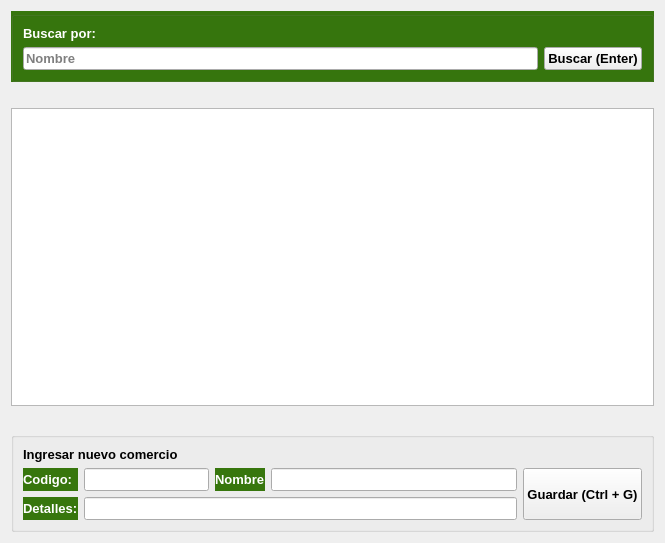
Qt form gui/listas/listaProveedores.ui (shae-ra/sindicato) before a commit.
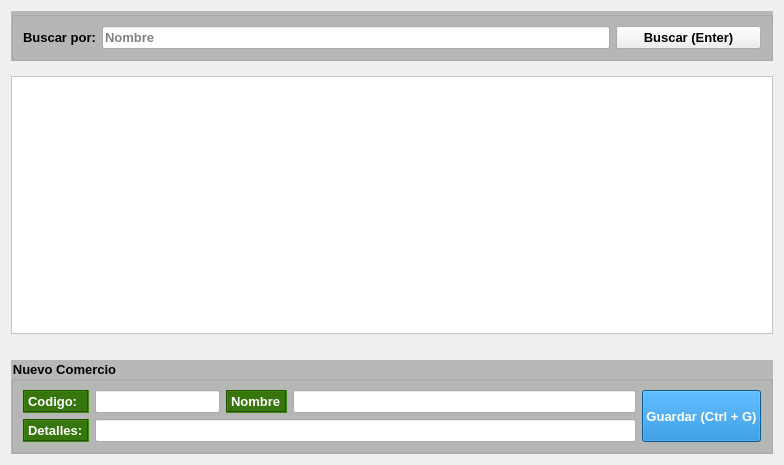
The same form after that commit. Icons and pictures are not drawn.

What changed in the file:
```diff
--- a/gui/listas/listaProveedores.ui
+++ b/gui/listas/listaProveedores.ui
@@ -6,8 +6,8 @@
    <rect>
     <x>0</x>
     <y>0</y>
-    <width>665</width>
-    <height>543</height>
+    <width>784</width>
+    <height>465</height>
    </rect>
   </property>
   <property name="windowTitle">
@@ -15,7 +15,7 @@
   </property>
   <layout class="QGridLayout" name="gridLayout_5">
    <item row="0" column="0">
-    <layout class="QGridLayout" name="gridLayout_2" rowstretch="5,5,80,0,5,0">
+    <layout class="QGridLayout" name="gridLayout_2" rowstretch="0,0,90,0,5,0">
      <item row="0" column="0" colspan="2">
       <widget class="QGroupBox" name="groupBox_2">
        <property name="font">
@@ -28,45 +28,18 @@
        </property>
        <property name="styleSheet">
         <string notr="true">#groupBox_2{
-background-color:#37760D;
+background-color:#B7B9B7;
 color: #FFFFFF;
 }</string>
        </property>
        <property name="title">
         <string/>
        </property>
-       <layout class="QGridLayout" name="gridLayout_3" columnstretch="90,10">
-        <item row="1" column="0">
-         <widget class="QLineEdit" name="ln_buscar">
-          <property name="sizePolicy">
-           <sizepolicy hsizetype="Expanding" vsizetype="Expanding">
-            <horstretch>0</horstretch>
-            <verstretch>0</verstretch>
-           </sizepolicy>
-          </property>
-          <property name="font">
-           <font>
-            <family>MS Shell Dlg 2</family>
-            <pointsize>10</pointsize>
-            <weight>75</weight>
-            <bold>true</bold>
-           </font>
-          </property>
-          <property name="mouseTracking">
-           <bool>false</bool>
-          </property>
-          <property name="text">
-           <string/>
-          </property>
-          <property name="frame">
-           <bool>true</bool>
-          </property>
-          <property name="placeholderText">
-           <string>Nombre</string>
-          </property>
-         </widget>
-        </item>
-        <item row="1" column="1">
+       <property name="flat">
+        <bool>false</bool>
+       </property>
+       <layout class="QGridLayout" name="gridLayout_3" columnstretch="10,70,20">
+        <item row="0" column="2" rowspan="2">
          <widget class="QPushButton" name="btn_buscar">
           <property name="sizePolicy">
            <sizepolicy hsizetype="Expanding" vsizetype="Expanding">
@@ -100,7 +73,37 @@
           </property>
          </widget>
         </item>
-        <item row="0" column="0" colspan="2">
+        <item row="0" column="1" rowspan="2">
+         <widget class="QLineEdit" name="ln_buscar">
+          <property name="sizePolicy">
+           <sizepolicy hsizetype="Expanding" vsizetype="Expanding">
+            <horstretch>0</horstretch>
+            <verstretch>0</verstretch>
+           </sizepolicy>
+          </property>
+          <property name="font">
+           <font>
+            <family>MS Shell Dlg 2</family>
+            <pointsize>10</pointsize>
+            <weight>75</weight>
+            <bold>true</bold>
+           </font>
+          </property>
+          <property name="mouseTracking">
+           <bool>false</bool>
+          </property>
+          <property name="text">
+           <string/>
+          </property>
+          <property name="frame">
+           <bool>true</bool>
+          </property>
+          <property name="placeholderText">
+           <string>Nombre</string>
+          </property>
+         </widget>
+        </item>
+        <item row="0" column="0" rowspan="2">
          <widget class="QLabel" name="label_2">
           <property name="font">
            <font>
@@ -111,9 +114,7 @@
            </font>
           </property>
           <property name="styleSheet">
-           <string notr="true">#label_2{
-color: #FFFFFF;
-}</string>
+           <string notr="true"/>
           </property>
           <property name="text">
            <string>Buscar por:</string>
@@ -139,7 +140,7 @@
        <property name="sizeHint" stdset="0">
         <size>
          <width>40</width>
-         <height>20</height>
+         <height>9</height>
         </size>
        </property>
       </spacer>
@@ -167,6 +168,421 @@
      </item>
      <item row="2" column="0" colspan="2">
       <widget class="QTableView" name="tbl_articulos">
+       <property name="palette">
+        <palette>
+         <active>
+          <colorrole role="WindowText">
+           <brush brushstyle="SolidPattern">
+            <color alpha="255">
+             <red>0</red>
+             <green>0</green>
+             <blue>0</blue>
+            </color>
+           </brush>
+          </colorrole>
+          <colorrole role="Button">
+           <brush brushstyle="SolidPattern">
+            <color alpha="255">
+             <red>255</red>
+             <green>255</green>
+             <blue>255</blue>
+            </color>
+           </brush>
+          </colorrole>
+          <colorrole role="Light">
+           <brush brushstyle="SolidPattern">
+            <color alpha="255">
+             <red>255</red>
+             <green>255</green>
+             <blue>255</blue>
+            </color>
+           </brush>
+          </colorrole>
+          <colorrole role="Midlight">
+           <brush brushstyle="SolidPattern">
+            <color alpha="255">
+             <red>255</red>
+             <green>255</green>
+             <blue>255</blue>
+            </color>
+           </brush>
+          </colorrole>
+          <colorrole role="Dark">
+           <brush brushstyle="SolidPattern">
+            <color alpha="255">
+             <red>127</red>
+             <green>127</green>
+             <blue>127</blue>
+            </color>
+           </brush>
+          </colorrole>
+          <colorrole role="Mid">
+           <brush brushstyle="SolidPattern">
+            <color alpha="255">
+             <red>170</red>
+             <green>170</green>
+             <blue>170</blue>
+            </color>
+           </brush>
+          </colorrole>
+          <colorrole role="Text">
+           <brush brushstyle="SolidPattern">
+            <color alpha="255">
+             <red>0</red>
+             <green>0</green>
+             <blue>0</blue>
+            </color>
+           </brush>
+          </colorrole>
+          <colorrole role="BrightText">
+           <brush brushstyle="SolidPattern">
+            <color alpha="255">
+             <red>255</red>
+             <green>255</green>
+             <blue>255</blue>
+            </color>
+           </brush>
+          </colorrole>
+          <colorrole role="ButtonText">
+           <brush brushstyle="SolidPattern">
+            <color alpha="255">
+             <red>0</red>
+             <green>0</green>
+             <blue>0</blue>
+            </color>
+           </brush>
+          </colorrole>
+          <colorrole role="Base">
+           <brush brushstyle="SolidPattern">
+            <color alpha="255">
+             <red>255</red>
+             <green>255</green>
+             <blue>255</blue>
+            </color>
+           </brush>
+          </colorrole>
+          <colorrole role="Window">
+           <brush brushstyle="SolidPattern">
+            <color alpha="255">
+             <red>255</red>
+             <green>255</green>
+             <blue>255</blue>
+            </color>
+           </brush>
+          </colorrole>
+          <colorrole role="Shadow">
+           <brush brushstyle="SolidPattern">
+            <color alpha="255">
+             <red>0</red>
+             <green>0</green>
+             <blue>0</blue>
+            </color>
+           </brush>
+          </colorrole>
+          <colorrole role="AlternateBase">
+           <brush brushstyle="SolidPattern">
+            <color alpha="255">
+             <red>255</red>
+             <green>255</green>
+             <blue>255</blue>
+            </color>
+           </brush>
+          </colorrole>
+          <colorrole role="ToolTipBase">
+           <brush brushstyle="SolidPattern">
+            <color alpha="255">
+             <red>255</red>
+             <green>255</green>
+             <blue>220</blue>
+            </color>
+           </brush>
+          </colorrole>
+          <colorrole role="ToolTipText">
+           <brush brushstyle="SolidPattern">
+            <color alpha="255">
+             <red>0</red>
+             <green>0</green>
+             <blue>0</blue>
+            </color>
+           </brush>
+          </colorrole>
+         </active>
+         <inactive>
+          <colorrole role="WindowText">
+           <brush brushstyle="SolidPattern">
+            <color alpha="255">
+             <red>0</red>
+             <green>0</green>
+             <blue>0</blue>
+            </color>
+           </brush>
+          </colorrole>
+          <colorrole role="Button">
+           <brush brushstyle="SolidPattern">
+            <color alpha="255">
+             <red>255</red>
+             <green>255</green>
+             <blue>255</blue>
+            </color>
+           </brush>
+          </colorrole>
+          <colorrole role="Light">
+           <brush brushstyle="SolidPattern">
+            <color alpha="255">
+             <red>255</red>
+             <green>255</green>
+             <blue>255</blue>
+            </color>
+           </brush>
+          </colorrole>
+          <colorrole role="Midlight">
+           <brush brushstyle="SolidPattern">
+            <color alpha="255">
+             <red>255</red>
+             <green>255</green>
+             <blue>255</blue>
+            </color>
+           </brush>
+          </colorrole>
+          <colorrole role="Dark">
+           <brush brushstyle="SolidPattern">
+            <color alpha="255">
+             <red>127</red>
+             <green>127</green>
+             <blue>127</blue>
+            </color>
+           </brush>
+          </colorrole>
+          <colorrole role="Mid">
+           <brush brushstyle="SolidPattern">
+            <color alpha="255">
+             <red>170</red>
+             <green>170</green>
+             <blue>170</blue>
+            </color>
+           </brush>
+          </colorrole>
+          <colorrole role="Text">
+           <brush brushstyle="SolidPattern">
+            <color alpha="255">
+             <red>0</red>
+             <green>0</green>
+             <blue>0</blue>
+            </color>
+           </brush>
+          </colorrole>
+          <colorrole role="BrightText">
+           <brush brushstyle="SolidPattern">
+            <color alpha="255">
+             <red>255</red>
+             <green>255</green>
+             <blue>255</blue>
+            </color>
+           </brush>
+          </colorrole>
+          <colorrole role="ButtonText">
+           <brush brushstyle="SolidPattern">
+            <color alpha="255">
+             <red>0</red>
+             <green>0</green>
+             <blue>0</blue>
+            </color>
+           </brush>
+          </colorrole>
+          <colorrole role="Base">
+           <brush brushstyle="SolidPattern">
+            <color alpha="255">
+             <red>255</red>
+             <green>255</green>
+             <blue>255</blue>
+            </color>
+           </brush>
+          </colorrole>
+          <colorrole role="Window">
+           <brush brushstyle="SolidPattern">
+            <color alpha="255">
+             <red>255</red>
+             <green>255</green>
+             <blue>255</blue>
+            </color>
+           </brush>
+          </colorrole>
+          <colorrole role="Shadow">
+           <brush brushstyle="SolidPattern">
+            <color alpha="255">
+             <red>0</red>
+             <green>0</green>
+             <blue>0</blue>
+            </color>
+           </brush>
+          </colorrole>
+          <colorrole role="AlternateBase">
+           <brush brushstyle="SolidPattern">
+            <color alpha="255">
+             <red>255</red>
+             <green>255</green>
+             <blue>255</blue>
+            </color>
+           </brush>
+          </colorrole>
+          <colorrole role="ToolTipBase">
+           <brush brushstyle="SolidPattern">
+            <color alpha="255">
+             <red>255</red>
+             <green>255</green>
+             <blue>220</blue>
+            </color>
+           </brush>
+          </colorrole>
+          <colorrole role="ToolTipText">
+           <brush brushstyle="SolidPattern">
+            <color alpha="255">
+             <red>0</red>
+             <green>0</green>
+             <blue>0</blue>
+            </color>
+           </brush>
+          </colorrole>
+         </inactive>
+         <disabled>
+          <colorrole role="WindowText">
+           <brush brushstyle="SolidPattern">
+            <color alpha="255">
+             <red>127</red>
+             <green>127</green>
+             <blue>127</blue>
+            </color>
+           </brush>
+          </colorrole>
+          <colorrole role="Button">
+           <brush brushstyle="SolidPattern">
+            <color alpha="255">
+             <red>255</red>
+             <green>255</green>
+             <blue>255</blue>
+            </color>
+           </brush>
+          </colorrole>
+          <colorrole role="Light">
+           <brush brushstyle="SolidPattern">
+            <color alpha="255">
+             <red>255</red>
+             <green>255</green>
+             <blue>255</blue>
+            </color>
+           </brush>
+          </colorrole>
+          <colorrole role="Midlight">
+           <brush brushstyle="SolidPattern">
+            <color alpha="255">
+             <red>255</red>
+             <green>255</green>
+             <blue>255</blue>
+            </color>
+           </brush>
+          </colorrole>
+          <colorrole role="Dark">
+           <brush brushstyle="SolidPattern">
+            <color alpha="255">
+             <red>127</red>
+             <green>127</green>
+             <blue>127</blue>
+            </color>
+           </brush>
+          </colorrole>
+          <colorrole role="Mid">
+           <brush brushstyle="SolidPattern">
+            <color alpha="255">
+             <red>170</red>
+             <green>170</green>
+             <blue>170</blue>
+            </color>
+           </brush>
+          </colorrole>
+          <colorrole role="Text">
+           <brush brushstyle="SolidPattern">
+            <color alpha="255">
+             <red>127</red>
+             <green>127</green>
+             <blue>127</blue>
+            </color>
+           </brush>
+          </colorrole>
+          <colorrole role="BrightText">
+           <brush brushstyle="SolidPattern">
+            <color alpha="255">
+             <red>255</red>
+             <green>255</green>
+             <blue>255</blue>
+            </color>
+           </brush>
+          </colorrole>
+          <colorrole role="ButtonText">
+           <brush brushstyle="SolidPattern">
+            <color alpha="255">
+             <red>127</red>
+             <green>127</green>
+             <blue>127</blue>
+            </color>
+           </brush>
+          </colorrole>
+          <colorrole role="Base">
+           <brush brushstyle="SolidPattern">
+            <color alpha="255">
+             <red>255</red>
+             <green>255</green>
+             <blue>255</blue>
+            </color>
+           </brush>
+          </colorrole>
+          <colorrole role="Window">
+           <brush brushstyle="SolidPattern">
+            <color alpha="255">
+             <red>255</red>
+             <green>255</green>
+             <blue>255</blue>
+            </color>
+           </brush>
+          </colorrole>
+          <colorrole role="Shadow">
+           <brush brushstyle="SolidPattern">
+            <color alpha="255">
+             <red>0</red>
+             <green>0</green>
+             <blue>0</blue>
+            </color>
+           </brush>
+          </colorrole>
+          <colorrole role="AlternateBase">
+           <brush brushstyle="SolidPattern">
+            <color alpha="255">
+             <red>255</red>
+             <green>255</green>
+             <blue>255</blue>
+            </color>
+           </brush>
+          </colorrole>
+          <colorrole role="ToolTipBase">
+           <brush brushstyle="SolidPattern">
+            <color alpha="255">
+             <red>255</red>
+             <green>255</green>
+             <blue>220</blue>
+            </color>
+           </brush>
+          </colorrole>
+          <colorrole role="ToolTipText">
+           <brush brushstyle="SolidPattern">
+            <color alpha="255">
+             <red>0</red>
+             <green>0</green>
+             <blue>0</blue>
+            </color>
+           </brush>
+          </colorrole>
+         </disabled>
+        </palette>
+       </property>
        <property name="font">
         <font>
          <family>MS Shell Dlg 2</family>
@@ -199,13 +615,45 @@
          <bold>true</bold>
         </font>
        </property>
+       <property name="styleSheet">
+        <string notr="true">#groupBox{
+background-color:#B7B9B7;
+}</string>
+       </property>
        <property name="title">
-        <string/>
+        <string>Nuevo Comercio</string>
+       </property>
+       <property name="flat">
+        <bool>true</bool>
        </property>
        <layout class="QGridLayout" name="gridLayout" columnstretch="90,10,0">
         <item row="0" column="0" colspan="3">
          <layout class="QGridLayout" name="gridLayout_4" columnstretch="0,0,0,0,0,0">
-          <item row="2" column="0">
+          <item row="1" column="1" colspan="4">
+           <widget class="QLineEdit" name="lineEdit_3">
+            <property name="font">
+             <font>
+              <family>MS Shell Dlg 2</family>
+              <pointsize>10</pointsize>
+              <weight>75</weight>
+              <bold>true</bold>
+             </font>
+            </property>
+           </widget>
+          </item>
+          <item row="0" column="4">
+           <widget class="QLineEdit" name="lineEdit_2">
+            <property name="font">
+             <font>
+              <family>MS Shell Dlg 2</family>
+              <pointsize>10</pointsize>
+              <weight>75</weight>
+              <bold>true</bold>
+             </font>
+            </property>
+           </widget>
+          </item>
+          <item row="1" column="0">
            <widget class="QLabel" name="label_5">
             <property name="font">
              <font>
@@ -221,36 +669,18 @@
 color: #FFFFFF;
 }</string>
             </property>
+            <property name="frameShape">
+             <enum>QFrame::Box</enum>
+            </property>
+            <property name="frameShadow">
+             <enum>QFrame::Sunken</enum>
+            </property>
             <property name="text">
              <string>Detalles:</string>
             </property>
            </widget>
           </item>
-          <item row="1" column="4">
-           <widget class="QLineEdit" name="lineEdit_2">
-            <property name="font">
-             <font>
-              <family>MS Shell Dlg 2</family>
-              <pointsize>10</pointsize>
-              <weight>75</weight>
-              <bold>true</bold>
-             </font>
-            </property>
-           </widget>
-          </item>
-          <item row="2" column="1" colspan="4">
-           <widget class="QLineEdit" name="lineEdit_3">
-            <property name="font">
-             <font>
-              <family>MS Shell Dlg 2</family>
-              <pointsize>10</pointsize>
-              <weight>75</weight>
-              <bold>true</bold>
-             </font>
-            </property>
-           </widget>
-          </item>
-          <item row="1" column="5" rowspan="2">
+          <item row="0" column="5" rowspan="2">
            <widget class="QPushButton" name="btn_nuevo">
             <property name="sizePolicy">
              <sizepolicy hsizetype="Fixed" vsizetype="Fixed">
@@ -273,7 +703,15 @@
              </font>
             </property>
             <property name="styleSheet">
-             <string notr="true"/>
+             <string notr="true">#btn_nuevo{
+background-color:#0A7DD0;
+color: #ffffff
+}
+
+#btn_nuevo:hover{
+background-color:#1067A5;
+}
+</string>
             </property>
             <property name="text">
              <string>Guardar (Ctrl + G)</string>
@@ -293,7 +731,7 @@
             </property>
            </widget>
           </item>
-          <item row="1" column="2" colspan="2">
+          <item row="0" column="2" colspan="2">
            <widget class="QLabel" name="label_4">
             <property name="font">
              <font>
@@ -309,12 +747,36 @@
 color: #FFFFFF;
 }</string>
             </property>
+            <property name="frameShape">
+             <enum>QFrame::Box</enum>
+            </property>
+            <property name="frameShadow">
+             <enum>QFrame::Sunken</enum>
+            </property>
             <property name="text">
              <string>Nombre</string>
             </property>
            </widget>
           </item>
-          <item row="1" column="0">
+          <item row="0" column="1">
+           <widget class="QLineEdit" name="lineEdit">
+            <property name="sizePolicy">
+             <sizepolicy hsizetype="Fixed" vsizetype="Fixed">
+              <horstretch>0</horstretch>
+              <verstretch>0</verstretch>
+             </sizepolicy>
+            </property>
+            <property name="font">
+             <font>
+              <family>MS Shell Dlg 2</family>
+              <pointsize>10</pointsize>
+              <weight>75</weight>
+              <bold>true</bold>
+             </font>
+            </property>
+           </widget>
+          </item>
+          <item row="0" column="0">
            <widget class="QLabel" name="label_3">
             <property name="font">
              <font>
@@ -330,36 +792,17 @@
 color: #FFFFFF;
 }</string>
             </property>
+            <property name="frameShape">
+             <enum>QFrame::Box</enum>
+            </property>
+            <property name="frameShadow">
+             <enum>QFrame::Sunken</enum>
+            </property>
             <property name="text">
              <string>Codigo:</string>
             </property>
            </widget>
           </item>
-          <item row="1" column="1">
-           <widget class="QLineEdit" name="lineEdit">
-            <property name="sizePolicy">
-             <sizepolicy hsizetype="Fixed" vsizetype="Fixed">
-              <horstretch>0</horstretch>
-              <verstretch>0</verstretch>
-             </sizepolicy>
-            </property>
-            <property name="font">
-             <font>
-              <family>MS Shell Dlg 2</family>
-              <pointsize>10</pointsize>
-              <weight>75</weight>
-              <bold>true</bold>
-             </font>
-            </property>
-           </widget>
-          </item>
-          <item row="0" column="0" colspan="6">
-           <widget class="QLabel" name="label">
-            <property name="text">
-             <string>Ingresar nuevo comercio</string>
-            </property>
-           </widget>
-          </item>
          </layout>
         </item>
        </layout>
```
Left out of the diff: 4 changed lines with no effect on the pictures.
